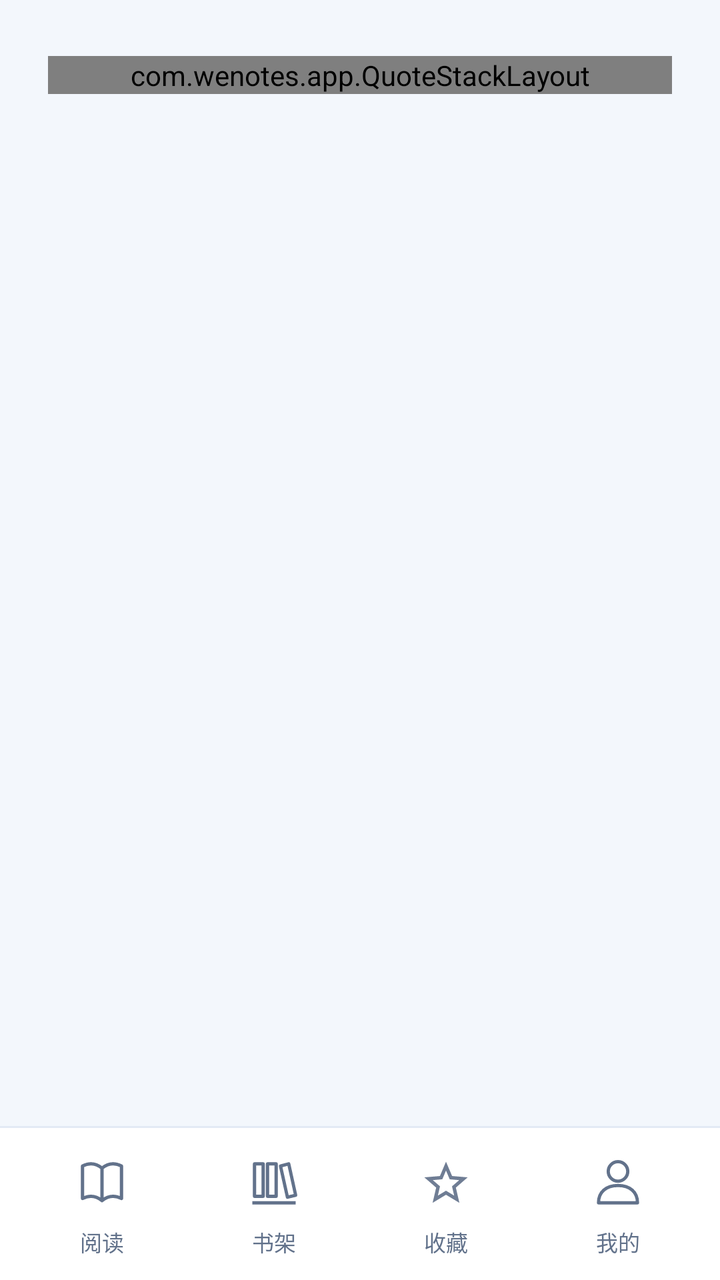
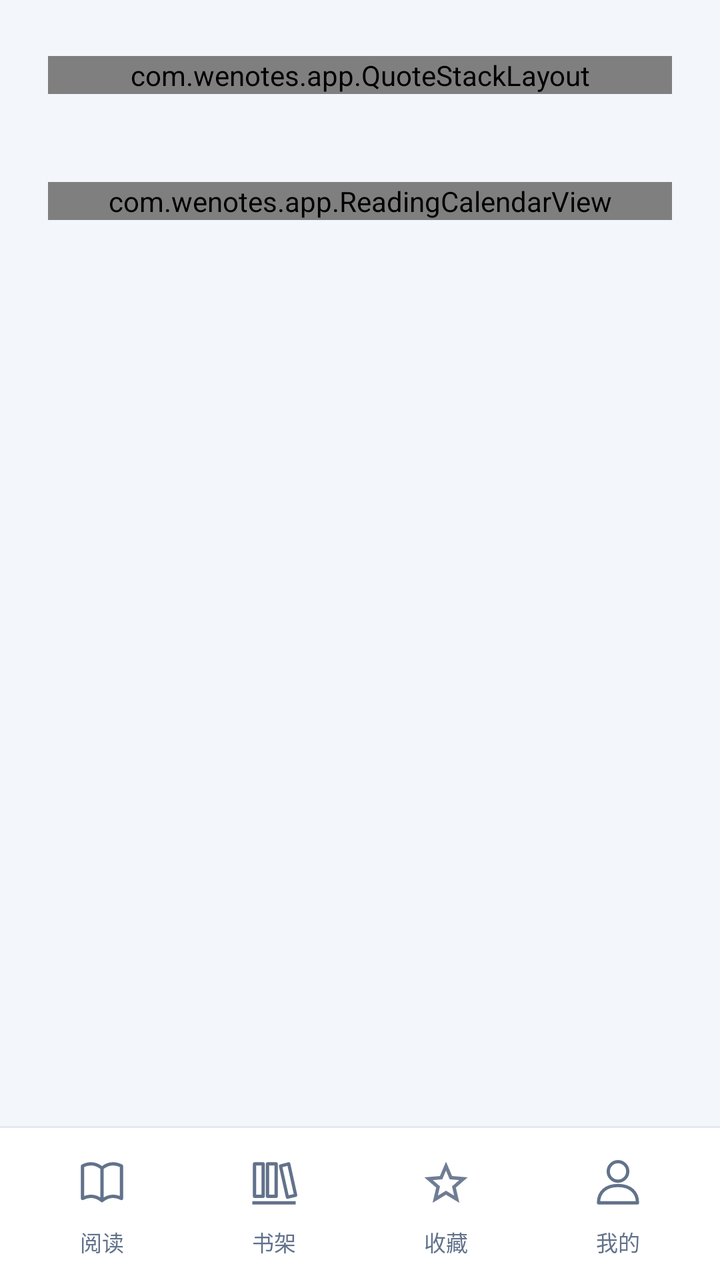

Two renders of the same Android screen: before a commit and after it. Below are the layout's source before the change and the commit's diff.
<!-- AndroidManifest.xml: application theme AppTheme -->
<!-- res/layout/activity_main.xml -->
<?xml version="1.0" encoding="utf-8"?>
<LinearLayout xmlns:android="http://schemas.android.com/apk/res/android"
    android:layout_width="match_parent" android:layout_height="match_parent"
    android:orientation="vertical" android:fitsSystemWindows="true">
    <ScrollView android:id="@+id/home_scroll" android:layout_width="match_parent"
        android:layout_height="0dp" android:layout_weight="1" android:fillViewport="true"
        android:clipToPadding="false" android:scrollbars="none">
        <LinearLayout android:layout_width="match_parent" android:layout_height="wrap_content"
            android:orientation="vertical" android:paddingStart="24dp" android:paddingEnd="24dp"
            android:paddingTop="28dp" android:paddingBottom="28dp"
            android:clipChildren="false" android:clipToPadding="false">
            <com.wenotes.app.QuoteStackLayout android:id="@+id/quote_stack" android:layout_width="match_parent"
                android:layout_height="wrap_content">
                <View android:id="@+id/quote_stack_back" android:layout_width="match_parent"
                    android:layout_height="match_parent" android:background="@drawable/quote_stack_background"
                    android:elevation="1dp" android:importantForAccessibility="no" android:visibility="gone" />
                <LinearLayout android:id="@+id/quote_next_card" android:layout_width="match_parent"
                    android:layout_height="match_parent" android:background="@drawable/card_background"
                    android:elevation="2dp" android:orientation="vertical" android:padding="22dp"
                    android:descendantFocusability="blocksDescendants" android:visibility="gone"
                    android:importantForAccessibility="noHideDescendants">
                    <include layout="@layout/quote_card_content" />
                </LinearLayout>
                <com.wenotes.app.QuoteCardLayout android:id="@+id/module_quote" android:layout_width="match_parent"
                    android:layout_height="wrap_content" android:background="@drawable/card_background"
                    android:elevation="6dp" android:orientation="vertical" android:padding="22dp" android:focusable="true">
                    <include layout="@layout/quote_card_content" />
                </com.wenotes.app.QuoteCardLayout>
            </com.wenotes.app.QuoteStackLayout>
        </LinearLayout>
    </ScrollView>
    <include layout="@layout/bottom_navigation" />
</LinearLayout>
<!-- res/layout/quote_card_content.xml (included above) -->
<?xml version="1.0" encoding="utf-8"?>
<merge xmlns:android="http://schemas.android.com/apk/res/android">
    <ImageView android:layout_width="32dp" android:layout_height="32dp"
        android:src="@drawable/ic_quote" android:importantForAccessibility="no" />
    <TextView android:id="@+id/current_quote" android:layout_width="match_parent"
        android:layout_height="wrap_content" android:layout_marginTop="12dp" android:minHeight="80dp"
        android:gravity="center_vertical" android:textColor="@color/text_primary"
        android:textSize="23sp" android:fontFamily="sans-serif-medium" android:lineSpacingExtra="9dp"
        android:textIsSelectable="true" />
    <LinearLayout android:id="@+id/current_thought_panel" android:layout_width="match_parent"
        android:layout_height="wrap_content" android:layout_marginTop="28dp"
        android:background="@drawable/secondary_button_background" android:orientation="vertical"
        android:padding="16dp" android:visibility="gone">
        <TextView android:layout_width="match_parent" android:layout_height="wrap_content"
            android:text="@string/current_thought_title" android:textColor="@color/primary"
            android:fontFamily="sans-serif-medium" android:textSize="13sp" />
        <TextView android:id="@+id/current_thought" android:layout_width="match_parent"
            android:layout_height="wrap_content" android:layout_marginTop="8dp"
            android:textColor="@color/text_primary" android:textSize="15sp" android:lineSpacingExtra="6dp"
            android:textIsSelectable="true" />
    </LinearLayout>
    <View android:layout_width="44dp" android:layout_height="1dp"
        android:layout_marginTop="28dp" android:background="@color/outline" android:importantForAccessibility="no" />
    <TextView android:id="@+id/current_book" android:layout_width="match_parent"
        android:layout_height="wrap_content" android:layout_marginTop="14dp"
        android:textColor="@color/text_secondary" android:textSize="13sp" android:lineSpacingExtra="4dp" />
</merge>
<!-- res/layout/bottom_navigation.xml (included above) -->
<?xml version="1.0" encoding="utf-8"?>
<LinearLayout xmlns:android="http://schemas.android.com/apk/res/android"
    android:layout_width="match_parent" android:layout_height="wrap_content"
    android:orientation="vertical" android:background="@color/surface">
    <View android:layout_width="match_parent" android:layout_height="1dp"
        android:background="@color/outline" android:importantForAccessibility="no" />
    <LinearLayout android:layout_width="match_parent" android:layout_height="76dp"
        android:orientation="horizontal" android:gravity="center_vertical" android:baselineAligned="false"
        android:paddingStart="8dp" android:paddingEnd="8dp">
        <LinearLayout android:id="@+id/nav_home" android:layout_width="0dp" android:layout_height="match_parent"
            android:layout_weight="1" android:orientation="vertical" android:gravity="center"
            android:background="@drawable/text_button_background" android:contentDescription="@string/nav_home" android:focusable="true">
            <ImageView android:id="@+id/nav_home_icon" android:layout_width="56dp" android:layout_height="34dp"
                android:paddingStart="15dp" android:paddingEnd="15dp" android:paddingTop="4dp" android:paddingBottom="4dp"
                android:background="@drawable/nav_icon_background" android:src="@drawable/ic_nav_home" android:importantForAccessibility="no" />
            <TextView android:id="@+id/nav_home_label" android:layout_width="wrap_content" android:layout_height="wrap_content"
                android:layout_marginTop="4dp" android:text="@string/nav_home" android:textColor="@color/text_secondary"
                android:textSize="11sp" android:importantForAccessibility="no" />
        </LinearLayout>
        <LinearLayout android:id="@+id/nav_shelf" android:layout_width="0dp" android:layout_height="match_parent"
            android:layout_weight="1" android:orientation="vertical" android:gravity="center"
            android:background="@drawable/text_button_background" android:contentDescription="@string/nav_shelf" android:focusable="true">
            <ImageView android:id="@+id/nav_shelf_icon" android:layout_width="56dp" android:layout_height="34dp"
                android:paddingStart="15dp" android:paddingEnd="15dp" android:paddingTop="4dp" android:paddingBottom="4dp"
                android:background="@drawable/nav_icon_background" android:src="@drawable/ic_nav_shelf" android:importantForAccessibility="no" />
            <TextView android:id="@+id/nav_shelf_label" android:layout_width="wrap_content" android:layout_height="wrap_content"
                android:layout_marginTop="4dp" android:text="@string/nav_shelf" android:textColor="@color/text_secondary"
                android:textSize="11sp" android:importantForAccessibility="no" />
        </LinearLayout>
        <LinearLayout android:id="@+id/nav_favorites" android:layout_width="0dp" android:layout_height="match_parent"
            android:layout_weight="1" android:orientation="vertical" android:gravity="center"
            android:background="@drawable/text_button_background" android:contentDescription="@string/nav_favorites" android:focusable="true">
            <ImageView android:id="@+id/nav_favorites_icon" android:layout_width="56dp" android:layout_height="34dp"
                android:paddingStart="15dp" android:paddingEnd="15dp" android:paddingTop="4dp" android:paddingBottom="4dp"
                android:background="@drawable/nav_icon_background" android:src="@drawable/ic_book_favorite_outline" android:importantForAccessibility="no" />
            <TextView android:id="@+id/nav_favorites_label" android:layout_width="wrap_content" android:layout_height="wrap_content"
                android:layout_marginTop="4dp" android:text="@string/nav_favorites" android:textColor="@color/text_secondary"
                android:textSize="11sp" android:importantForAccessibility="no" />
        </LinearLayout>
        <LinearLayout android:id="@+id/nav_connection" android:layout_width="0dp" android:layout_height="match_parent"
            android:layout_weight="1" android:orientation="vertical" android:gravity="center"
            android:background="@drawable/text_button_background" android:contentDescription="@string/nav_connection" android:focusable="true">
            <ImageView android:id="@+id/nav_connection_icon" android:layout_width="56dp" android:layout_height="34dp"
                android:paddingStart="15dp" android:paddingEnd="15dp" android:paddingTop="4dp" android:paddingBottom="4dp"
                android:background="@drawable/nav_icon_background" android:src="@drawable/ic_nav_connection" android:importantForAccessibility="no" />
            <TextView android:id="@+id/nav_connection_label" android:layout_width="wrap_content" android:layout_height="wrap_content"
                android:layout_marginTop="4dp" android:text="@string/nav_connection" android:textColor="@color/text_secondary"
                android:textSize="11sp" android:importantForAccessibility="no" />
        </LinearLayout>
    </LinearLayout>
</LinearLayout>
<!-- resources referenced by this layout -->
<resources>
  <color name="outline">#E3EAF5</color>
  <color name="primary">#3F6FE5</color>
  <color name="surface">#FFFFFF</color>
  <color name="text_primary">#1D2C48</color>
  <color name="text_secondary">#62728B</color>
  <!-- drawable card_background (drawable) -->
  <?xml version="1.0" encoding="utf-8"?>
  <shape xmlns:android="http://schemas.android.com/apk/res/android">
      <solid android:color="@color/surface" />
      <corners android:radius="20dp" />
  </shape>
  <!-- drawable ic_nav_shelf (drawable) -->
  <vector xmlns:android="http://schemas.android.com/apk/res/android" android:width="28dp" android:height="28dp" android:viewportWidth="24" android:viewportHeight="24">
      <path android:fillColor="@android:color/transparent" android:strokeColor="@color/text_secondary" android:strokeWidth="1.5" android:strokeLineJoin="round" android:pathData="M3,3L7,3L7,18L3,18ZM9,3L13,3L13,18L9,18ZM15,4L18.8,3L22,17.5L18.2,18.4ZM2,21L22,21" />
  </vector>
  <!-- drawable ic_quote (drawable) -->
  <?xml version="1.0" encoding="utf-8"?>
  <vector xmlns:android="http://schemas.android.com/apk/res/android" android:width="32dp" android:height="32dp" android:viewportWidth="32" android:viewportHeight="32">
      <path android:fillColor="@color/quote_accent" android:pathData="M13,5V9C8,10 6,13 6,17H13V27H2V18C2,11 6,6 13,5ZM30,5V9C25,10 23,13 23,17H30V27H19V18C19,11 23,6 30,5Z" />
  </vector>
  <!-- drawable nav_icon_background (drawable) -->
  <?xml version="1.0" encoding="utf-8"?>
  <selector xmlns:android="http://schemas.android.com/apk/res/android">
      <item android:state_selected="true">
          <shape><solid android:color="@color/surface_tint" /><corners android:radius="12dp" /></shape>
      </item>
      <item android:drawable="@android:color/transparent" />
  </selector>
  <!-- drawable quote_stack_background (drawable) -->
  <?xml version="1.0" encoding="utf-8"?>
  <shape xmlns:android="http://schemas.android.com/apk/res/android">
      <solid android:color="@color/surface_tint" />
      <corners android:radius="20dp" />
  </shape>
  <!-- drawable secondary_button_background (drawable) -->
  <?xml version="1.0" encoding="utf-8"?>
  <ripple xmlns:android="http://schemas.android.com/apk/res/android"
      android:color="@color/ripple_secondary">
      <item>
          <shape>
              <solid android:color="@color/surface_tint" />
              <corners android:radius="14dp" />
          </shape>
      </item>
  </ripple>
  <!-- drawable text_button_background (drawable) -->
  <ripple xmlns:android="http://schemas.android.com/apk/res/android" android:color="@color/ripple_secondary">
      <item android:id="@android:id/mask"><shape><solid android:color="@color/surface" /><corners android:radius="6dp" /></shape></item>
  </ripple>
  <string name="current_thought_title">我的想法</string>
  <string name="nav_connection">我的</string>
  <string name="nav_favorites">收藏</string>
  <string name="nav_home">阅读</string>
  <string name="nav_shelf">书架</string>
  <style name="AppTheme" parent="AppTheme.Base" />
  <color name="text_hint">#6F7D94</color>
  <color name="quote_accent">#C5D7FF</color>
  <color name="surface_tint">#EAF1FD</color>
  <color name="ripple_secondary">#183F6FE5</color>
  <color name="background">#F3F7FC</color>
  <color name="primary_dark">#1D2C48</color>
  <style name="FlatButton" parent="android:style/Widget.Material.Button">
          <item name="android:stateListAnimator">@null</item>
          <item name="android:textAllCaps">false</item>
          <item name="android:fontFamily">sans-serif</item>
          <item name="android:textSize">14sp</item>
          <item name="android:minWidth">0dp</item>
          <item name="android:minHeight">48dp</item>
          <item name="android:backgroundTint">@null</item>
      </style>
  <!-- unchanged entries left out for length: 4 -->
</resources>

<!-- the commit's change to res/layout/activity_main.xml (unified diff, before → after) -->
@@ -27,6 +27,9 @@
                     <include layout="@layout/quote_card_content" />
                 </com.wenotes.app.QuoteCardLayout>
             </com.wenotes.app.QuoteStackLayout>
+            <com.wenotes.app.ReadingCalendarView android:id="@+id/reading_calendar"
+                android:layout_width="match_parent" android:layout_height="wrap_content"
+                android:layout_marginTop="44dp" />
         </LinearLayout>
     </ScrollView>
     <include layout="@layout/bottom_navigation" />
@@ -34,6 +37,33 @@
 <!-- res/layout/quote_card_content.xml (included above) -->
 <?xml version="1.0" encoding="utf-8"?>
 <merge xmlns:android="http://schemas.android.com/apk/res/android">
+    <LinearLayout android:id="@+id/current_book_panel" android:layout_width="match_parent"
+        android:layout_height="wrap_content" android:layout_marginBottom="20dp" android:orientation="vertical">
+        <LinearLayout android:layout_width="match_parent" android:layout_height="wrap_content"
+            android:orientation="horizontal" android:gravity="center_vertical" android:baselineAligned="false">
+            <com.wenotes.app.BookCoverFrame android:layout_width="56dp" android:layout_height="wrap_content"
+                android:background="@drawable/cover_background" android:elevation="2dp">
+                <ImageView android:id="@+id/current_cover" android:layout_width="match_parent"
+                    android:layout_height="match_parent" android:scaleType="fitCenter" android:importantForAccessibility="no" />
+                <TextView android:id="@+id/current_cover_placeholder" android:layout_width="match_parent"
+                    android:layout_height="match_parent" android:background="@color/surface_tint"
+                    android:gravity="center" android:padding="8dp" android:textSize="13sp"
+                    android:fontFamily="sans-serif-medium" android:textColor="@color/text_secondary"
+                    android:importantForAccessibility="no" />
+            </com.wenotes.app.BookCoverFrame>
+            <LinearLayout android:layout_width="0dp" android:layout_height="wrap_content"
+                android:layout_weight="1" android:layout_marginStart="18dp" android:orientation="vertical">
+                <TextView android:id="@+id/current_book" android:layout_width="match_parent"
+                    android:layout_height="wrap_content" android:fontFamily="sans-serif-medium"
+                    android:textColor="@color/text_primary" android:textSize="16sp" android:lineSpacingExtra="4dp" />
+                <TextView android:id="@+id/current_chapter" android:layout_width="match_parent"
+                    android:layout_height="wrap_content" android:layout_marginTop="8dp"
+                    android:textColor="@color/text_secondary" android:textSize="13sp" android:lineSpacingExtra="4dp" />
+            </LinearLayout>
+        </LinearLayout>
+        <View android:layout_width="match_parent" android:layout_height="1dp" android:layout_marginTop="20dp"
+            android:background="@color/outline" android:importantForAccessibility="no" />
+    </LinearLayout>
     <ImageView android:layout_width="32dp" android:layout_height="32dp"
         android:src="@drawable/ic_quote" android:importantForAccessibility="no" />
     <TextView android:id="@+id/current_quote" android:layout_width="match_parent"
@@ -42,7 +72,7 @@
         android:textSize="23sp" android:fontFamily="sans-serif-medium" android:lineSpacingExtra="9dp"
         android:textIsSelectable="true" />
     <LinearLayout android:id="@+id/current_thought_panel" android:layout_width="match_parent"
-        android:layout_height="wrap_content" android:layout_marginTop="28dp"
+        android:layout_height="wrap_content" android:layout_marginTop="24dp"
         android:background="@drawable/secondary_button_background" android:orientation="vertical"
         android:padding="16dp" android:visibility="gone">
         <TextView android:layout_width="match_parent" android:layout_height="wrap_content"
@@ -53,11 +83,6 @@
             android:textColor="@color/text_primary" android:textSize="15sp" android:lineSpacingExtra="6dp"
             android:textIsSelectable="true" />
     </LinearLayout>
-    <View android:layout_width="44dp" android:layout_height="1dp"
-        android:layout_marginTop="28dp" android:background="@color/outline" android:importantForAccessibility="no" />
-    <TextView android:id="@+id/current_book" android:layout_width="match_parent"
-        android:layout_height="wrap_content" android:layout_marginTop="14dp"
-        android:textColor="@color/text_secondary" android:textSize="13sp" android:lineSpacingExtra="4dp" />
 </merge>
 <!-- res/layout/bottom_navigation.xml (included above) -->
 <?xml version="1.0" encoding="utf-8"?>
<!-- resource entries referenced after the edit -->
@@ -10,6 +10,12 @@
   <shape xmlns:android="http://schemas.android.com/apk/res/android">
       <solid android:color="@color/surface" />
       <corners android:radius="20dp" />
+  </shape>
+  <!-- drawable cover_background (drawable) -->
+  <?xml version="1.0" encoding="utf-8"?>
+  <shape xmlns:android="http://schemas.android.com/apk/res/android">
+      <solid android:color="@color/surface" />
+      <corners android:radius="6dp" />
   </shape>
   <!-- drawable ic_nav_shelf (drawable) -->
   <vector xmlns:android="http://schemas.android.com/apk/res/android" android:width="28dp" android:height="28dp" android:viewportWidth="24" android:viewportHeight="24">
